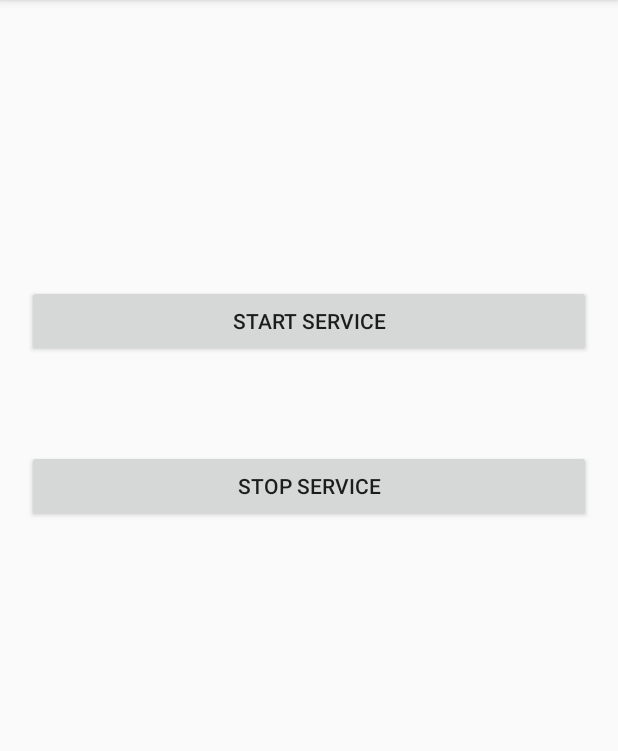
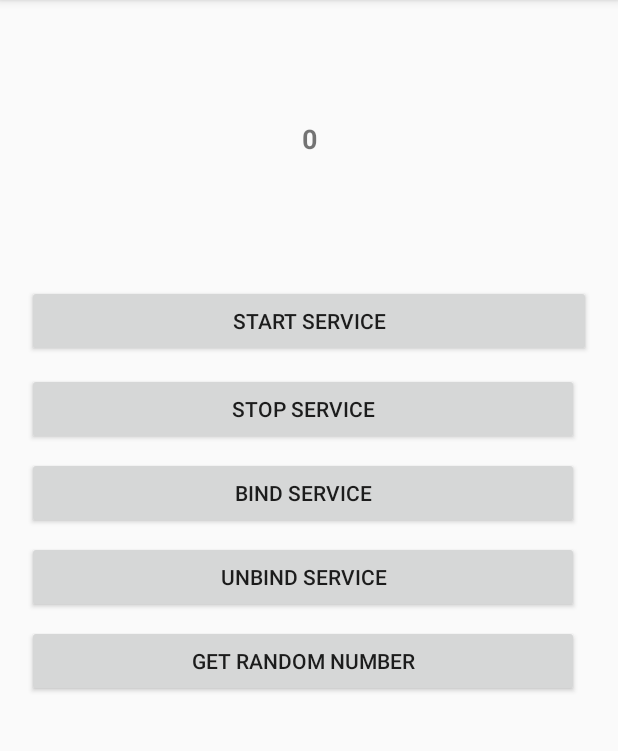
Before and after one commit to sumandora04/ServicesDemo, an Android app: the screen it shows after launch (MainActivity), on a phone screen of 412 x 824 dp, the part 84-835 px from its top. Run offline under Robolectric (Android 15) with nearby library versions, the phone set to English and light mode, and no system bars.

Commit message:
Local Binding

```diff
--- a/app/src/main/res/layout/activity_main.xml
+++ b/app/src/main/res/layout/activity_main.xml
@@ -25,17 +25,66 @@
 		android:id = "@+id/stop_button"
 		android:layout_width = "0dp"
 		android:layout_height = "wrap_content"
-		android:layout_marginStart = "8dp"
 		android:layout_marginTop = "8dp"
 		android:layout_marginEnd = "8dp"
 		android:layout_marginBottom = "8dp"
 		android:onClick = "stopServiceClick"
 		android:text = "Stop Service"
 		app:layout_constraintBottom_toBottomOf = "parent"
+		app:layout_constraintEnd_toEndOf = "@+id/start_button"
+		app:layout_constraintHorizontal_bias = "1.0"
+		app:layout_constraintStart_toStartOf = "@+id/start_button"
+		app:layout_constraintTop_toBottomOf = "@+id/start_button"
+		app:layout_constraintVertical_bias = "0.006" />
+
+	<Button
+		android:id = "@+id/bind_button"
+		android:layout_width = "0dp"
+		android:layout_height = "wrap_content"
+		android:layout_marginTop = "8dp"
+		android:onClick = "bindServiceClick"
+		android:text = "Bind Service"
+		app:layout_constraintEnd_toEndOf = "@+id/stop_button"
+		app:layout_constraintStart_toStartOf = "@+id/stop_button"
+		app:layout_constraintTop_toBottomOf = "@+id/stop_button" />
+
+	<Button
+		android:id = "@+id/unbind_button"
+		android:layout_width = "0dp"
+		android:layout_height = "wrap_content"
+		android:layout_marginTop = "8dp"
+		android:onClick = "unbindServiceClick"
+		android:text = "Unbind Service"
+		app:layout_constraintEnd_toEndOf = "@+id/bind_button"
+		app:layout_constraintStart_toStartOf = "@+id/bind_button"
+		app:layout_constraintTop_toBottomOf = "@+id/bind_button" />
+
+	<Button
+		android:id = "@+id/get_randon_nos_btn"
+		android:layout_width = "0dp"
+		android:layout_height = "wrap_content"
+		android:layout_marginTop = "8dp"
+		android:onClick = "getRandomNumberClick"
+		android:text = "Get Random Number"
+		app:layout_constraintEnd_toEndOf = "@+id/unbind_button"
+		app:layout_constraintStart_toStartOf = "@+id/unbind_button"
+		app:layout_constraintTop_toBottomOf = "@+id/unbind_button" />
+
+	<TextView
+		android:id = "@+id/random_number_textView"
+		android:layout_width = "100dp"
+		android:layout_height = "40dp"
+		android:layout_marginStart = "8dp"
+		android:layout_marginTop = "8dp"
+		android:layout_marginEnd = "8dp"
+		android:layout_marginBottom = "8dp"
+		android:text = "0"
+		android:textAlignment = "center"
+		android:textSize = "18sp"
+		android:textStyle = "bold"
+		app:layout_constraintBottom_toTopOf = "@+id/start_button"
 		app:layout_constraintEnd_toEndOf = "parent"
-		app:layout_constraintHorizontal_bias = "0.498"
 		app:layout_constraintStart_toStartOf = "parent"
-		app:layout_constraintTop_toBottomOf = "@+id/start_button"
-		app:layout_constraintVertical_bias = "0.118" />
+		app:layout_constraintTop_toTopOf = "parent" />
 
 </android.support.constraint.ConstraintLayout >
```
Also changed, not shown: app/src/main/java/com/notepoint4u/servicesdemo/MainActivity.java (+65 -0 lines), app/src/main/java/com/notepoint4u/servicesdemo/MyServices.java (+56 -2 lines).
